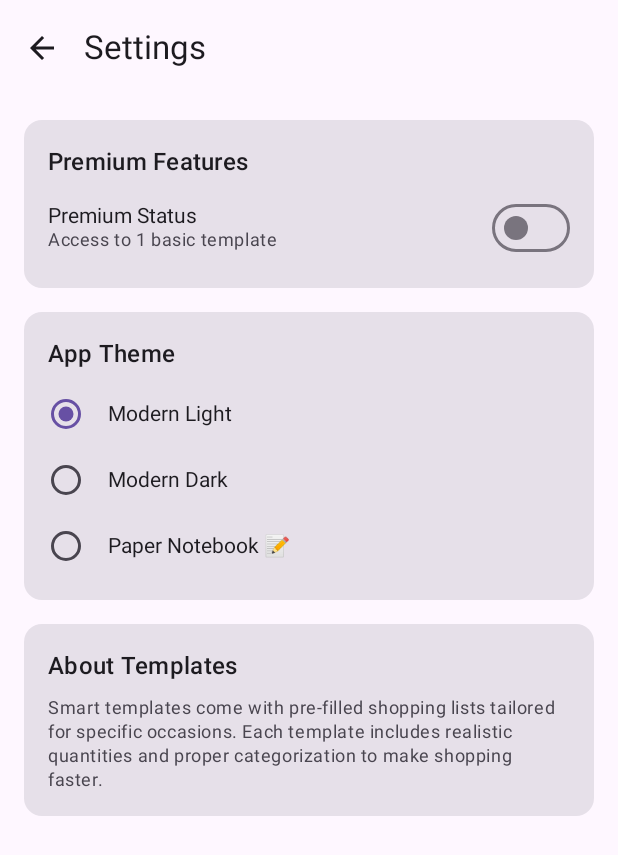
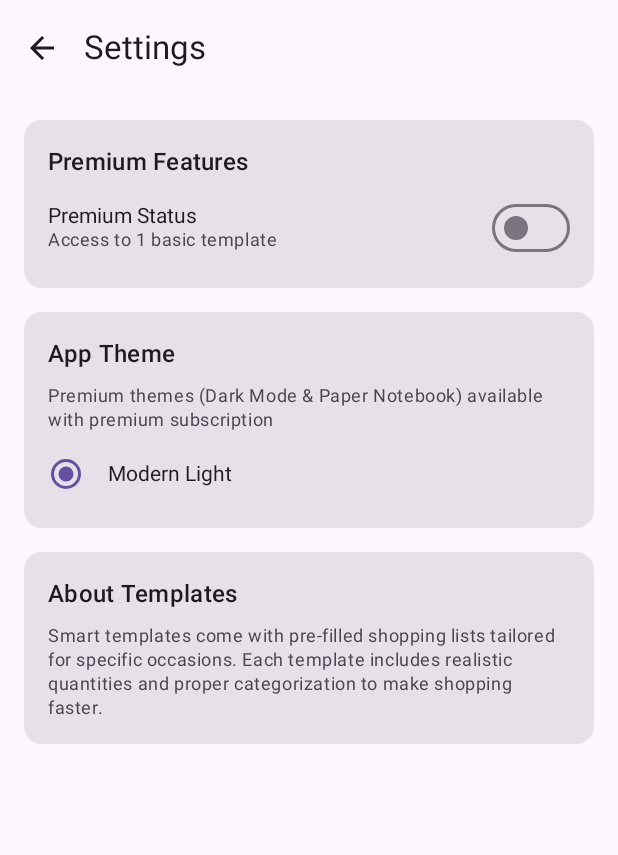
Before and after one commit to naveenf/ShoppingList, an Android app built with Jetpack Compose: the composable SettingsScreen shown on its own in the app's theme, on a phone screen of 412 x 824 dp. Shown: the top 855 px of the screen. Run offline under Robolectric (Android 15) with nearby library versions, the phone set to English and light mode, and no system bars.

Commit message:
Implement premium theme restrictions and standardize category names

```diff
--- a/app/src/main/java/com/example/shoppinglist/ui/components/AddItemDialog.kt
+++ b/app/src/main/java/com/example/shoppinglist/ui/components/AddItemDialog.kt
@@ -48,7 +48,7 @@ fun AddItemDialog(
         "Pantry", "Frozen", "Personal Care", "Household", "Beverages"
     )
 
-    val units = listOf("nos", "kg", "gm", "liters", "ml", "lbs", "oz", "cups")
+    val units = listOf("nos", "pack", "kg", "gm", "liters", "ml", "lbs", "oz", "cups")
 
     val filteredItems = remember(itemName, predefinedItems) {
         if (itemName.length < 2) emptyList()
--- a/app/src/main/java/com/example/shoppinglist/ui/screens/SettingsScreen.kt
+++ b/app/src/main/java/com/example/shoppinglist/ui/screens/SettingsScreen.kt
@@ -113,15 +113,29 @@ fun SettingsScreen(
                         style = MaterialTheme.typography.titleMedium
                     )
 
+                    if (!isPremium) {
+                        Text(
+                            text = "Premium themes (Dark Mode & Paper Notebook) available with premium subscription",
+                            style = MaterialTheme.typography.bodySmall,
+                            color = MaterialTheme.colorScheme.onSurfaceVariant
+                        )
+                    }
+
                     Column(
                         modifier = Modifier.selectableGroup(),
                         verticalArrangement = Arrangement.spacedBy(4.dp)
                     ) {
-                        val themes = listOf(
-                            AppTheme.MODERN_LIGHT to "Modern Light",
-                            AppTheme.MODERN_DARK to "Modern Dark",
-                            AppTheme.PAPER to "Paper Notebook 📝"
-                        )
+                        val themes = if (isPremium) {
+                            listOf(
+                                AppTheme.MODERN_LIGHT to "Modern Light",
+                                AppTheme.MODERN_DARK to "Modern Dark ⭐",
+                                AppTheme.PAPER to "Paper Notebook ⭐📝"
+                            )
+                        } else {
+                            listOf(
+                                AppTheme.MODERN_LIGHT to "Modern Light"
+                            )
+                        }
 
                         themes.forEach { (theme, label) ->
                             Row(
```
Also changed, not shown: app/src/main/java/com/example/shoppinglist/MainActivity.kt (+7 -0 lines), app/src/main/java/com/example/shoppinglist/data/TemplateDataProvider.kt (+30 -30 lines).
